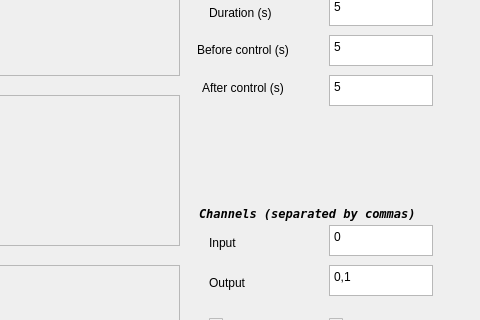
This is gui/rtbiomanager.ui in GNB-UAM/RTHybrid as Qt 5 draws it before an edit; both pictures show x 611 to 1091 and y 85 to 405 of the 1091 by 594 pixel window. The edited form follows.
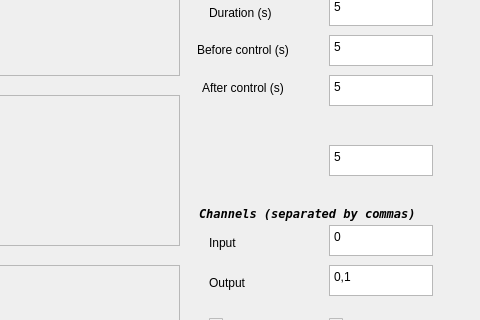
This is the edited form.

Commit message: text fields changed to doubles

Diff of the .ui file:
```diff
--- a/gui/rtbiomanager.ui
+++ b/gui/rtbiomanager.ui
@@ -1496,6 +1496,19 @@
      <string>After control (s)</string>
     </property>
    </widget>
+   <widget class="QPlainTextEdit" name="cosa_tmp">
+    <property name="geometry">
+     <rect>
+      <x>940</x>
+      <y>230</y>
+      <width>104</width>
+      <height>31</height>
+     </rect>
+    </property>
+    <property name="plainText">
+     <string>5</string>
+    </property>
+   </widget>
   </widget>
  </widget>
  <layoutdefault spacing="6" margin="11"/>
```
The commit also changes 1 other file.
